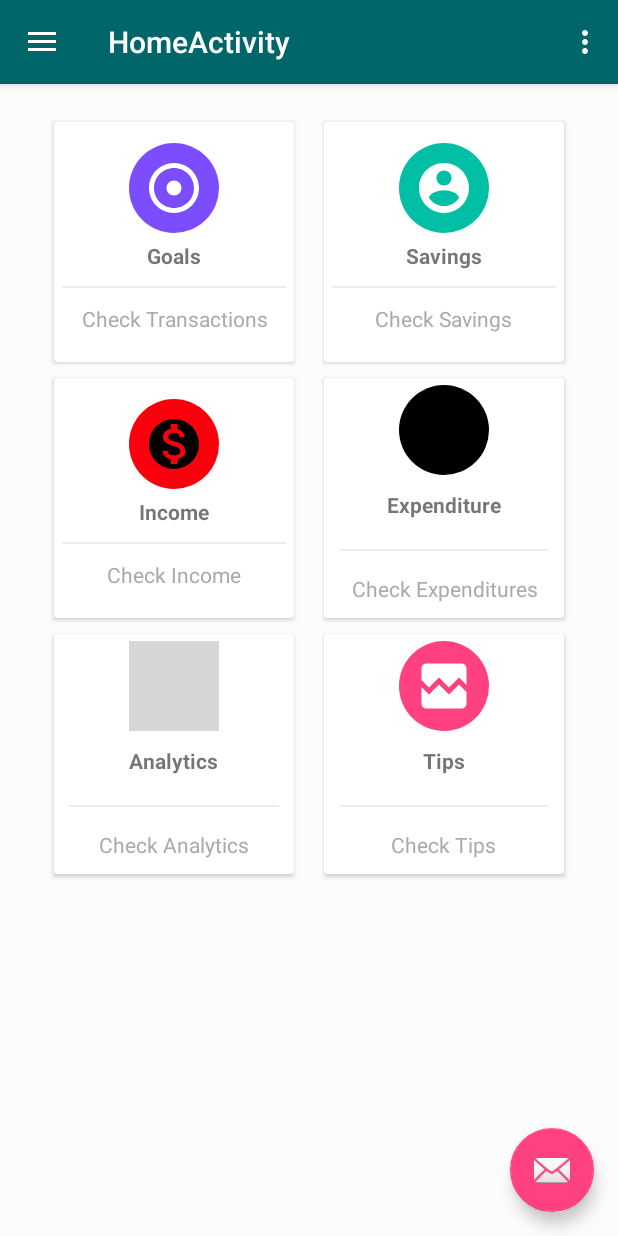
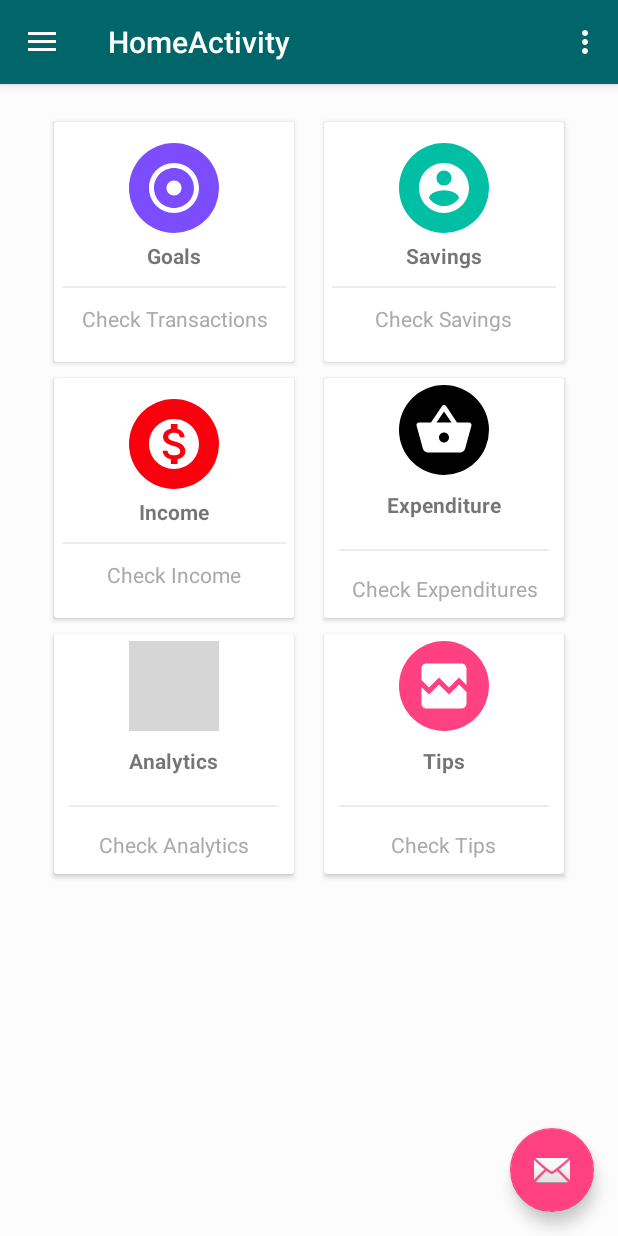
Before and after one commit to datalabuganda/CashTime, an Android app: the HomeActivity screen opened directly, with no data from a screen before it, on a phone screen of 412 x 824 dp. Run offline under Robolectric (Android 15) with nearby library versions, the phone set to English and light mode, and no system bars; grey boxes are pictures that could not be loaded.

Commit message:
Icons for expenditure and income

```diff
--- a/app/src/main/res/drawable/expenditure.xml
+++ b/app/src/main/res/drawable/expenditure.xml
@@ -4,6 +4,6 @@
         android:viewportWidth="24.0"
         android:viewportHeight="24.0">
     <path
-        android:fillColor="#FF000000"
+        android:fillColor="#fff"
         android:pathData="M17.21,9l-4.38,-6.56c-0.19,-0.28 -0.51,-0.42 -0.83,-0.42 -0.32,0 -0.64,0.14 -0.83,0.43L6.79,9L2,9c-0.55,0 -1,0.45 -1,1 0,0.09 0.01,0.18 0.04,0.27l2.54,9.27c0.23,0.84 1,1.46 1.92,1.46h13c0.92,0 1.69,-0.62 1.93,-1.46l2.54,-9.27L23,10c0,-0.55 -0.45,-1 -1,-1h-4.79zM9,9l3,-4.4L15,9L9,9zM12,17c-1.1,0 -2,-0.9 -2,-2s0.9,-2 2,-2 2,0.9 2,2 -0.9,2 -2,2z"/>
 </vector>
--- a/app/src/main/res/drawable/income.xml
+++ b/app/src/main/res/drawable/income.xml
@@ -4,6 +4,6 @@
         android:viewportWidth="24.0"
         android:viewportHeight="24.0">
     <path
-        android:fillColor="#FF000000"
+        android:fillColor="#fff"
         android:pathData="M12,2C6.48,2 2,6.48 2,12s4.48,10 10,10 10,-4.48 10,-10S17.52,2 12,2zM13.41,18.09L13.41,20h-2.67v-1.93c-1.71,-0.36 -3.16,-1.46 -3.27,-3.4h1.96c0.1,1.05 0.82,1.87 2.65,1.87 1.96,0 2.4,-0.98 2.4,-1.59 0,-0.83 -0.44,-1.61 -2.67,-2.14 -2.48,-0.6 -4.18,-1.62 -4.18,-3.67 0,-1.72 1.39,-2.84 3.11,-3.21L10.74,4h2.67v1.95c1.86,0.45 2.79,1.86 2.85,3.39L14.3,9.34c-0.05,-1.11 -0.64,-1.87 -2.22,-1.87 -1.5,0 -2.4,0.68 -2.4,1.64 0,0.84 0.65,1.39 2.67,1.91s4.18,1.39 4.18,3.91c-0.01,1.83 -1.38,2.83 -3.12,3.16z"/>
 </vector>
```
